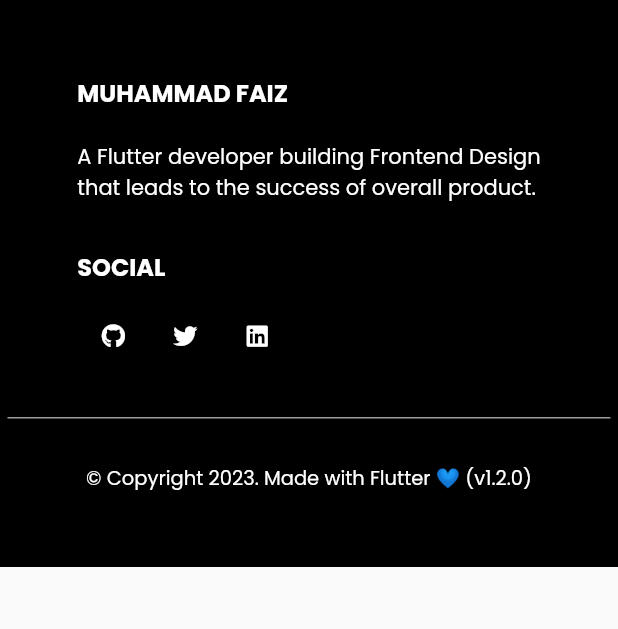
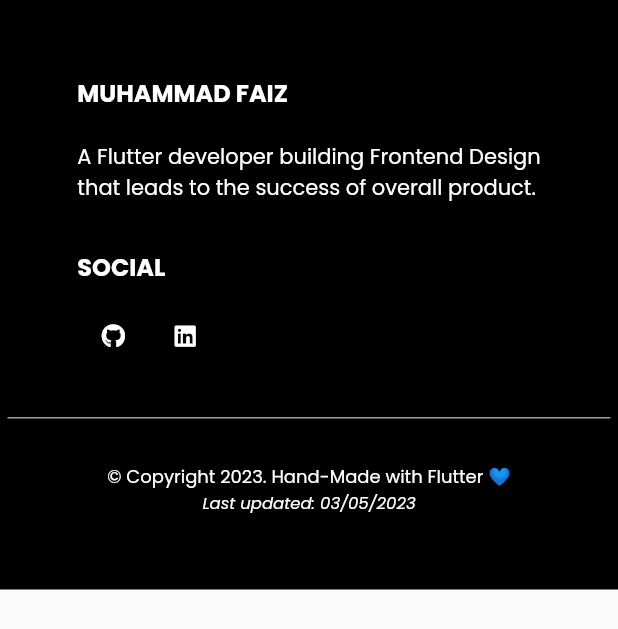
Before and after one commit to acheyfaiz/webportfolio, a Flutter app: the Footer widget shown alone on an empty page, opened directly, on a phone screen of 412 x 824 dp. Shown: the top 629 px of the screen. Run offline on Flutter 3.47's test engine with Material 2 defaults, Android fonts, the light colour scheme and no system bars; our stand-ins replace font_awesome_flutter, google_fonts; missing offline and left inert: dart:html.

Commit message:
DEV: add last updated web in footer section

```diff
--- a/lib/UI/footer.dart
+++ b/lib/UI/footer.dart
@@ -36,8 +36,12 @@ class Footer extends StatelessWidget {
               const SizedBox(height: 30),
 
               /// copyright text
-              const Text("© Copyright 2023. Made with Flutter 💙 (v1.2.0)", textAlign: TextAlign.center, style: TextStyle(
-                color: Colors.white, fontSize: 13
+              /// (v1.2.1)
+              const Text("© Copyright 2023. Hand-Made with Flutter 💙", textAlign: TextAlign.center, style: TextStyle(
+                color: Colors.white, fontSize: 12
+              )),
+              const Text("Last updated: 03/05/2023", textAlign: TextAlign.center, style: TextStyle(
+                  color: Colors.white, fontSize: 11, fontStyle: FontStyle.italic
               ))
 
             ],
@@ -56,7 +60,7 @@ class FooterDesc extends StatelessWidget {
 
     List<FooterOption> list = [
       FooterOption(url: 'https://github.com/acheyfaiz', icon: FontAwesomeIcons.github),
-      FooterOption(url: 'https://twitter.com/mhdfaizz_', icon: FontAwesomeIcons.twitter),
+      //FooterOption(url: 'https://twitter.com/mhdfaizz_', icon: FontAwesomeIcons.twitter),
       FooterOption(url: 'https://www.linkedin.com/in/muhdfaizz/', icon: FontAwesomeIcons.linkedin),
     ];
 
```
